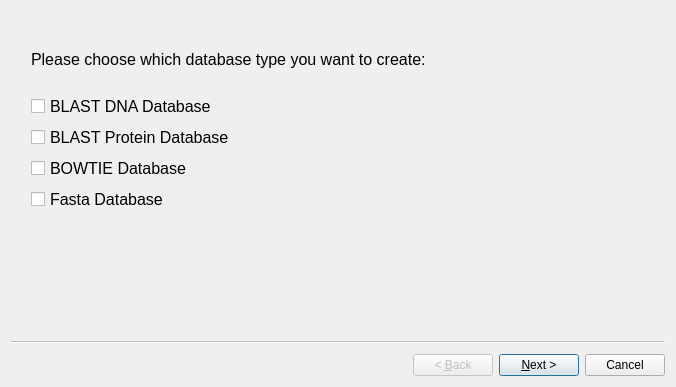
This is wizard.ui in snowformatics/BlasterQt as Qt 5 draws it before an edit. The edited form follows.
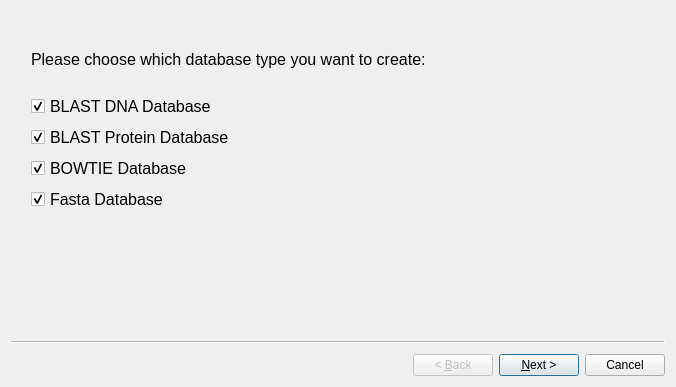
This is the edited form. Icons and pictures are not drawn.

```diff
--- a/wizard.ui
+++ b/wizard.ui
@@ -46,6 +46,9 @@
        <property name="text">
         <string>BLAST DNA Database</string>
        </property>
+       <property name="checked">
+        <bool>true</bool>
+       </property>
       </widget>
      </item>
      <item>
@@ -58,6 +61,9 @@
        <property name="text">
         <string>BLAST Protein Database</string>
        </property>
+       <property name="checked">
+        <bool>true</bool>
+       </property>
       </widget>
      </item>
      <item>
@@ -70,6 +76,9 @@
        <property name="text">
         <string>BOWTIE Database</string>
        </property>
+       <property name="checked">
+        <bool>true</bool>
+       </property>
       </widget>
      </item>
      <item>
@@ -82,6 +91,9 @@
        <property name="text">
         <string>Fasta Database</string>
        </property>
+       <property name="checked">
+        <bool>true</bool>
+       </property>
       </widget>
      </item>
     </layout>
```
